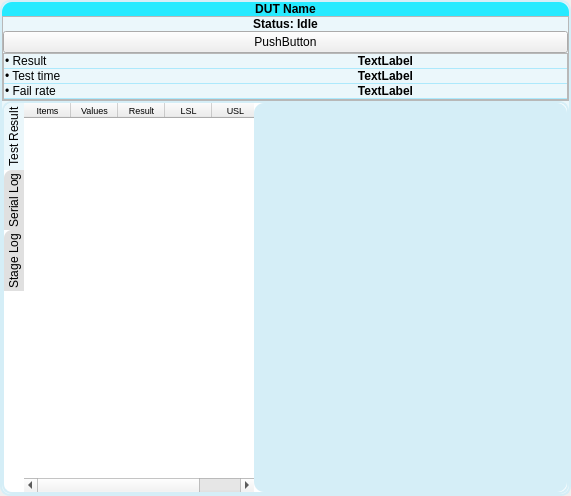
trinhthuan/UIdemo, file visionProgram/my_dut_widget.ui: the form before one commit.
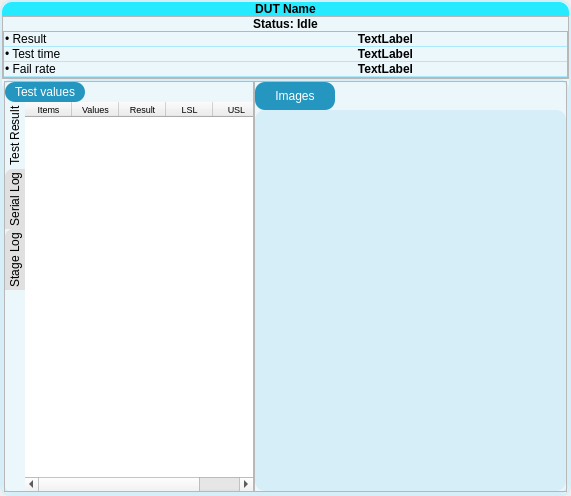
The form after the commit. Icons and pictures are not drawn. Custom widgets are drawn as their Qt base class.

Commit message: add hide,unhide log view

What changed in the file:
```diff
--- a/visionProgram/my_dut_widget.ui
+++ b/visionProgram/my_dut_widget.ui
@@ -23,9 +23,6 @@
 	background-color: #EBF7FB;
 }
 
-#logViewTabWidget{
-	background-color: #000;
-}
 
 
 #frame, #frame_2, #frame_3, #frame_4, #frame_5, #frame_6{
@@ -39,10 +36,14 @@
 #viewResultFrame{
 	border: 2px solid #D5EEF7;
 	border-radius: 10px;
-	background-color: #fff;
+	background-color:#ebf7fb;
 
 }
 
+#imageFrame, #logFrame{
+	background-color: #rgb(235, 247, 251);
+}
+
 #dutNameLabel{
 	background-color: #26eaff;
 	border-top-left-radius: 10px;
@@ -62,12 +63,12 @@
 
 QTabWidget::pane {
     /*border: 1px solid #26eaff;*/
-    background: #ebf7fb;
+    background-color: #ebf7fb;
 	color: rgb(235, 247, 251);
 }
 
 QTabBar::tab {
-    background: #e0e0e0;
+    background-color: #e0e0e0;
    /* border: 1px solid #26eaff;*/
     border-top-left-radius: 8px;
     padding: 3px ;
@@ -83,6 +84,20 @@
 	border-radius: 10px;
 }
 
+#viewHideBtn, #logLabel{
+	background-color: #2596bf;
+	color: #fff;
+	border-radius: 10px;
+}
+
+QPushButton:hover {
+    border: 2px solid #fff;    /* Darker border on hover */
+}
+
+QPushButton:pressed {
+    border: 2px solid #2980b9;    /* Darker border on hover */
+}
+
 
 
 </string>
@@ -195,13 +210,6 @@
           </widget>
          </item>
          <item>
-          <widget class="QPushButton" name="btn_start">
-           <property name="text">
-            <string>PushButton</string>
-           </property>
-          </widget>
-         </item>
-         <item alignment="Qt::AlignTop">
           <widget class="QFrame" name="inspDetailFrame">
            <property name="frameShape">
             <enum>QFrame::StyledPanel</enum>
@@ -445,6 +453,94 @@
           <number>0</number>
          </property>
          <item alignment="Qt::AlignLeft">
+          <widget class="QCustomSlideMenu" name="logViewHide" native="true">
+           <layout class="QVBoxLayout" name="verticalLayout_5">
+            <property name="spacing">
+             <number>0</number>
+            </property>
+            <property name="leftMargin">
+             <number>0</number>
+            </property>
+            <property name="topMargin">
+             <number>0</number>
+            </property>
+            <property name="rightMargin">
+             <number>0</number>
+            </property>
+            <property name="bottomMargin">
+             <number>0</number>
+            </property>
+            <item>
+             <widget class="QFrame" name="logFrame">
+              <property name="sizePolicy">
+               <sizepolicy hsizetype="Preferred" vsizetype="Preferred">
+                <horstretch>0</horstretch>
+                <verstretch>0</verstretch>
+               </sizepolicy>
+              </property>
+              <property name="minimumSize">
+               <size>
+                <width>250</width>
+                <height>0</height>
+               </size>
+              </property>
+              <property name="maximumSize">
+               <size>
+                <width>250</width>
+                <height>16777215</height>
+               </size>
+              </property>
+              <property name="frameShape">
+               <enum>QFrame::StyledPanel</enum>
+              </property>
+              <property name="frameShadow">
+               <enum>QFrame::Raised</enum>
+              </property>
+              <layout class="QVBoxLayout" name="verticalLayout_4">
+               <property name="spacing">
+                <number>0</number>
+               </property>
+               <property name="leftMargin">
+                <number>0</number>
+               </property>
+               <property name="topMargin">
+                <number>0</number>
+               </property>
+               <property name="rightMargin">
+                <number>0</number>
+               </property>
+               <property name="bottomMargin">
+                <number>0</number>
+               </property>
+               <item alignment="Qt::AlignLeft">
+                <widget class="QLabel" name="logLabel">
+                 <property name="minimumSize">
+                  <size>
+                   <width>80</width>
+                   <height>20</height>
+                  </size>
+                 </property>
+                 <property name="maximumSize">
+                  <size>
+                   <width>80</width>
+                   <height>20</height>
+                  </size>
+                 </property>
+                 <property name="text">
+                  <string>Test values</string>
+                 </property>
+                 <property name="alignment">
+                  <set>Qt::AlignCenter</set>
+                 </property>
+                 <property name="margin">
+                  <number>0</number>
+                 </property>
+                 <property name="indent">
+                  <number>1</number>
+                 </property>
+                </widget>
+               </item>
+               <item>
           <widget class="QTabWidget" name="logViewTabWidget">
            <property name="maximumSize">
             <size>
@@ -639,6 +735,74 @@
            </widget>
           </widget>
          </item>
+              </layout>
+             </widget>
+            </item>
+           </layout>
+          </widget>
+         </item>
+         <item>
+          <widget class="QFrame" name="imageFrame">
+           <property name="frameShape">
+            <enum>QFrame::StyledPanel</enum>
+           </property>
+           <property name="frameShadow">
+            <enum>QFrame::Raised</enum>
+           </property>
+           <layout class="QVBoxLayout" name="verticalLayout_3">
+            <property name="spacing">
+             <number>0</number>
+            </property>
+            <property name="leftMargin">
+             <number>0</number>
+            </property>
+            <property name="topMargin">
+             <number>0</number>
+            </property>
+            <property name="rightMargin">
+             <number>0</number>
+            </property>
+            <property name="bottomMargin">
+             <number>0</number>
+            </property>
+            <item alignment="Qt::AlignLeft">
+             <widget class="QPushButton" name="viewHideBtn">
+              <property name="minimumSize">
+               <size>
+                <width>80</width>
+                <height>28</height>
+               </size>
+              </property>
+              <property name="maximumSize">
+               <size>
+                <width>80</width>
+                <height>28</height>
+               </size>
+              </property>
+              <property name="cursor">
+               <cursorShape>PointingHandCursor</cursorShape>
+              </property>
+              <property name="layoutDirection">
+               <enum>Qt::LeftToRight</enum>
+              </property>
+              <property name="autoFillBackground">
+               <bool>false</bool>
+              </property>
+              <property name="text">
+               <string>Images</string>
+              </property>
+              <property name="icon">
+               <iconset resource="resources.qrc">
+                <normaloff>:/whiteIcon/assets/icons/white/image.svg</normaloff>:/whiteIcon/assets/icons/white/image.svg</iconset>
+              </property>
+              <property name="iconSize">
+               <size>
+                <width>15</width>
+                <height>15</height>
+               </size>
+              </property>
+             </widget>
+            </item>
          <item>
           <widget class="QLabel" name="dutImageLabel">
            <property name="sizePolicy">
@@ -675,6 +839,17 @@
    </item>
   </layout>
  </widget>
+   </item>
+  </layout>
+ </widget>
+ <customwidgets>
+  <customwidget>
+   <class>QCustomSlideMenu</class>
+   <extends>QWidget</extends>
+   <header location="global">Custom_Widgets.QCustomSlideMenu.h</header>
+   <container>1</container>
+  </customwidget>
+ </customwidgets>
  <resources>
   <include location="resources.qrc"/>
  </resources>
```
Left out of the diff: 114 changed lines with no effect on the pictures. Lines whose indentation alone changed are shown as unchanged. The commit also changes 17 other files.
